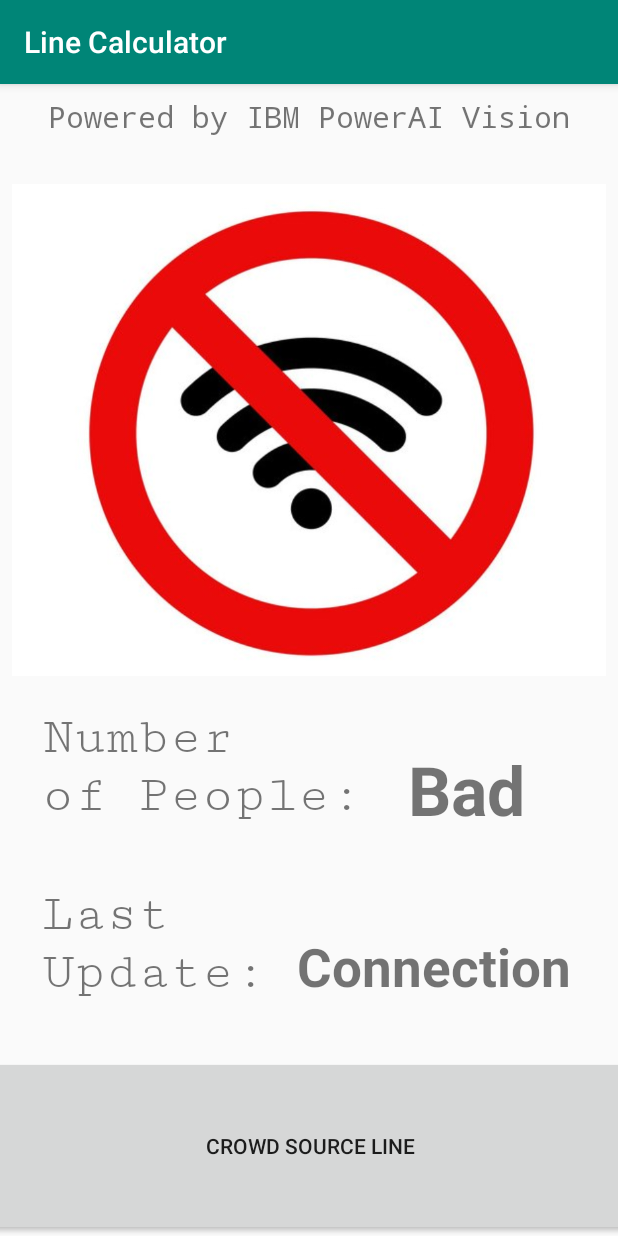
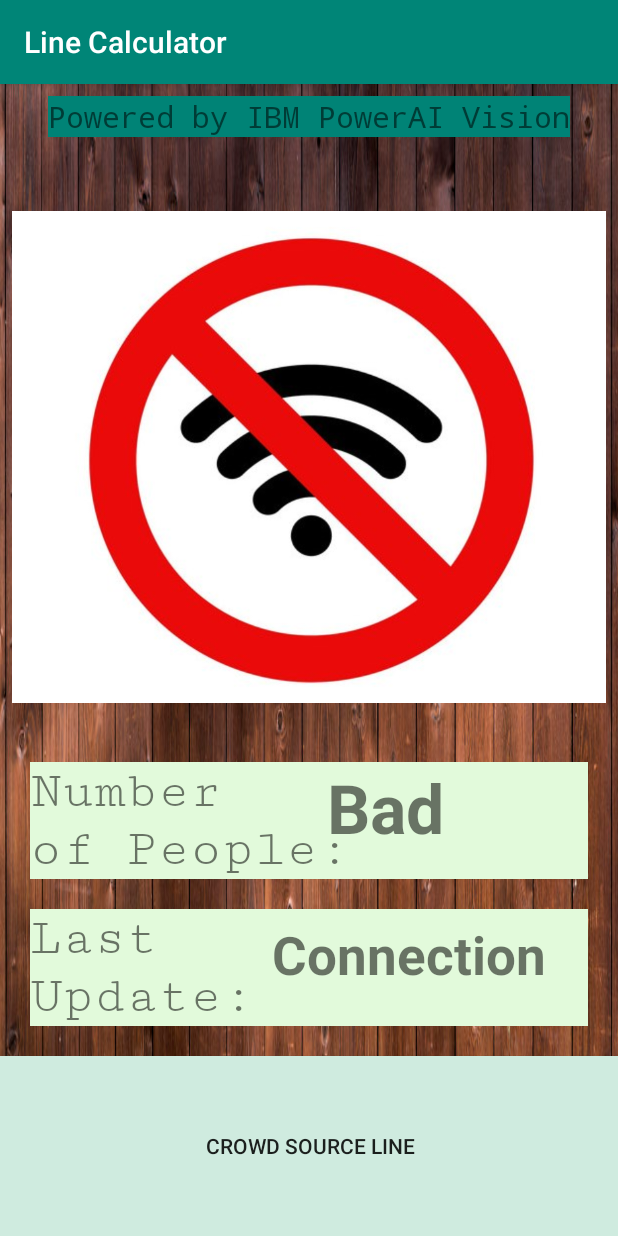
Before and after one commit to dhdenvo/Tim-Hortons-Line-Application, an Android app: the screen it shows after launch (MainActivity), on a phone screen of 412 x 824 dp. Run offline under Robolectric (Android 15) with nearby library versions, the phone set to English and light mode, and no system bars; our stand-ins replace Volley; libraries missing offline, so code that uses them is left out: pub.devrel.easypermissions; 1 statement that could not run was skipped.

Commit message:
Adjusted the style of the app to match the ios app and the website

```diff
--- a/AndroidLineCalculator/app/src/main/res/layout/activity_main.xml
+++ b/AndroidLineCalculator/app/src/main/res/layout/activity_main.xml
@@ -4,15 +4,50 @@
     xmlns:tools="http://schemas.android.com/tools"
     android:layout_width="match_parent"
     android:layout_height="match_parent"
-    tools:context=".MainActivity">
+    tools:context=".MainActivity"
+    android:background="@drawable/wood">
+
+    <!--<shape
+        android:id="@+id/shape"
+        android:layout_width="match_parent"
+        android:layout_height="102dp"
+        android:shape="rectangle"
+        tools:layout_editor_absoluteX="16dp"
+        tools:layout_editor_absoluteY="368dp"
+        android:layout_marginLeft="16dp"
+        android:layout_marginRight="16dp">
+
+
+    <solid android:color="#e2fadb" />
+
+        <stroke
+            android:width="1dip"
+            android:color="#4fa5d5" />
+    </shape>
+
+    <shape
+        android:layout_width="match_parent"
+        android:layout_height="88dp"
+        android:shape="rectangle"
+        tools:layout_editor_absoluteX="16dp"
+        tools:layout_editor_absoluteY="491dp"
+        android:layout_marginLeft="16dp"
+        android:layout_marginRight="16dp">
+
+        <solid android:color="#e2fadb" />
+
+        <stroke
+            android:width="1dip"
+            android:color="#4fa5d5" />
+    </shape>-->
 
     <TextView
         android:id="@+id/textView"
-        android:layout_width="wrap_content"
+        android:layout_width="match_parent"
         android:layout_height="wrap_content"
-        android:layout_marginStart="28dp"
-        android:layout_marginLeft="28dp"
-        android:layout_marginBottom="40dp"
+        android:layout_margin="20dp"
+        android:layout_marginBottom="36dp"
+        android:background="#e2fadb"
         android:text="Number \nof People:"
         android:textSize="35sp"
         app:fontFamily="serif-monospace"
@@ -21,11 +56,11 @@
 
     <TextView
         android:id="@+id/textView2"
-        android:layout_width="wrap_content"
+        android:layout_width="match_parent"
         android:layout_height="wrap_content"
-        android:layout_marginStart="28dp"
-        android:layout_marginLeft="28dp"
+        android:layout_margin="20dp"
         android:layout_marginBottom="36dp"
+        android:background="#e2fadb"
         android:text="Last \nUpdate:"
         android:textSize="35sp"
         app:fontFamily="serif-monospace"
@@ -44,7 +79,8 @@
         android:text="Crowd Source Line"
         app:layout_constraintBottom_toBottomOf="parent"
         app:layout_constraintEnd_toEndOf="parent"
-        app:layout_constraintStart_toStartOf="parent" />
+        app:layout_constraintStart_toStartOf="parent"
+        android:background="#cfebdf"/>
 
     <TextView
         android:id="@+id/textView3"
@@ -60,39 +96,34 @@
         app:fontFamily="monospace"
         app:layout_constraintEnd_toEndOf="parent"
         app:layout_constraintStart_toStartOf="parent"
-        app:layout_constraintTop_toTopOf="parent" />
+        app:layout_constraintTop_toTopOf="parent"
+        android:background="#008376"/>
 
     <TextView
         android:id="@+id/people"
         android:layout_width="wrap_content"
         android:layout_height="wrap_content"
-        android:layout_marginStart="8dp"
-        android:layout_marginLeft="8dp"
-        android:layout_marginBottom="64dp"
+        android:layout_marginEnd="116dp"
+        android:layout_marginRight="116dp"
+        android:layout_marginBottom="44dp"
         android:text="0"
         android:textSize="45sp"
         android:textStyle="bold"
         app:layout_constraintBottom_toTopOf="@+id/wait"
-        app:layout_constraintEnd_toEndOf="parent"
-        app:layout_constraintHorizontal_bias="0.264"
-        app:layout_constraintStart_toEndOf="@+id/textView" />
+        app:layout_constraintEnd_toEndOf="parent" />
 
     <TextView
         android:id="@+id/wait"
         android:layout_width="wrap_content"
         android:layout_height="wrap_content"
-        android:layout_marginStart="8dp"
-        android:layout_marginLeft="8dp"
-        android:layout_marginEnd="8dp"
-        android:layout_marginRight="8dp"
-        android:layout_marginBottom="36dp"
+        android:layout_marginEnd="48dp"
+        android:layout_marginRight="48dp"
+        android:layout_marginBottom="44dp"
         android:text="00:00 P.M"
         android:textSize="35sp"
         android:textStyle="bold"
         app:layout_constraintBottom_toTopOf="@+id/camera"
-        app:layout_constraintEnd_toEndOf="parent"
-        app:layout_constraintHorizontal_bias="0.345"
-        app:layout_constraintStart_toEndOf="@+id/textView2" />
+        app:layout_constraintEnd_toEndOf="parent" />
 
     <ImageView
         android:id="@+id/graph"
@@ -112,4 +143,5 @@
         app:layout_constraintTop_toBottomOf="@+id/textView3"
         app:layout_constraintVertical_bias="0.0"
         app:srcCompat="@drawable/noconnection" />
+
 </android.support.constraint.ConstraintLayout>
```
Also changed, not shown: AndroidLineCalculator/app/src/main/res/drawable/wood.jpg (added).
